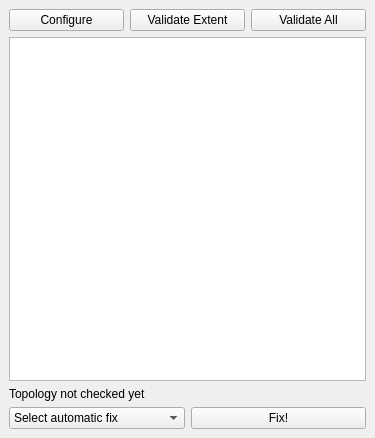
Old version of the form checkDock.ui in the repository wonder-sk/topol.
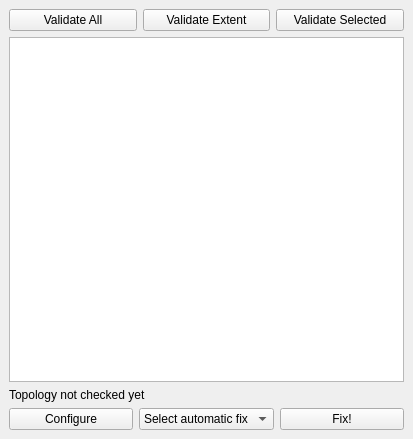
New version of the form.

Commit message: new validateSelected button

```diff
--- a/checkDock.ui
+++ b/checkDock.ui
@@ -6,8 +6,8 @@
    <rect>
     <x>0</x>
     <y>0</y>
-    <width>375</width>
-    <height>438</height>
+    <width>413</width>
+    <height>439</height>
    </rect>
   </property>
   <property name="windowTitle">
@@ -19,20 +19,6 @@
      <layout class="QVBoxLayout" name="verticalLayout">
       <item>
        <layout class="QHBoxLayout" name="horizontalLayout">
-        <item>
-         <widget class="QPushButton" name="mConfigureButton">
-          <property name="text">
-           <string>Configure</string>
-          </property>
-         </widget>
-        </item>
-        <item>
-         <widget class="QPushButton" name="mValidateExtentButton">
-          <property name="text">
-           <string>Validate Extent</string>
-          </property>
-         </widget>
-        </item>
         <item>
          <widget class="QPushButton" name="mValidateAllButton">
           <property name="text">
@@ -40,6 +26,20 @@
           </property>
          </widget>
         </item>
+        <item>
+         <widget class="QPushButton" name="mValidateExtentButton">
+          <property name="text">
+           <string>Validate Extent</string>
+          </property>
+         </widget>
+        </item>
+        <item>
+         <widget class="QPushButton" name="mValidateSelectedButton">
+          <property name="text">
+           <string>Validate Selected</string>
+          </property>
+         </widget>
+        </item>
        </layout>
       </item>
       <item>
@@ -54,6 +54,13 @@
       </item>
       <item>
        <layout class="QHBoxLayout" name="horizontalLayout_2">
+        <item>
+         <widget class="QPushButton" name="mConfigureButton">
+          <property name="text">
+           <string>Configure</string>
+          </property>
+         </widget>
+        </item>
         <item>
          <widget class="QComboBox" name="mFixBox">
           <item>
```
The commit also changes 4 other files.
